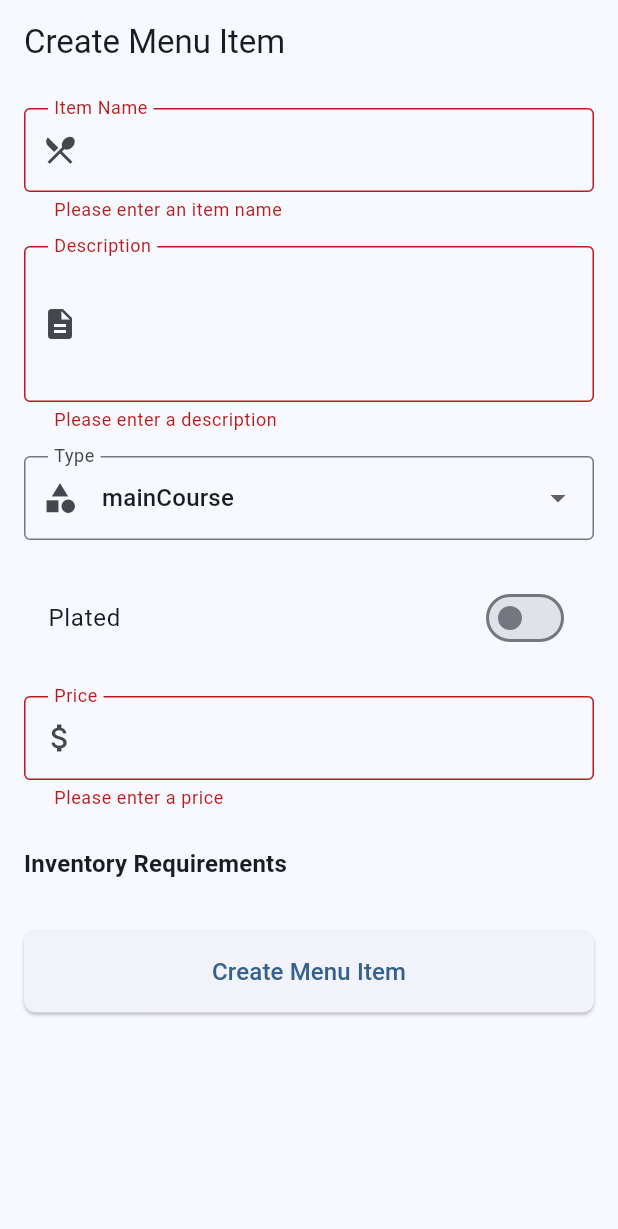
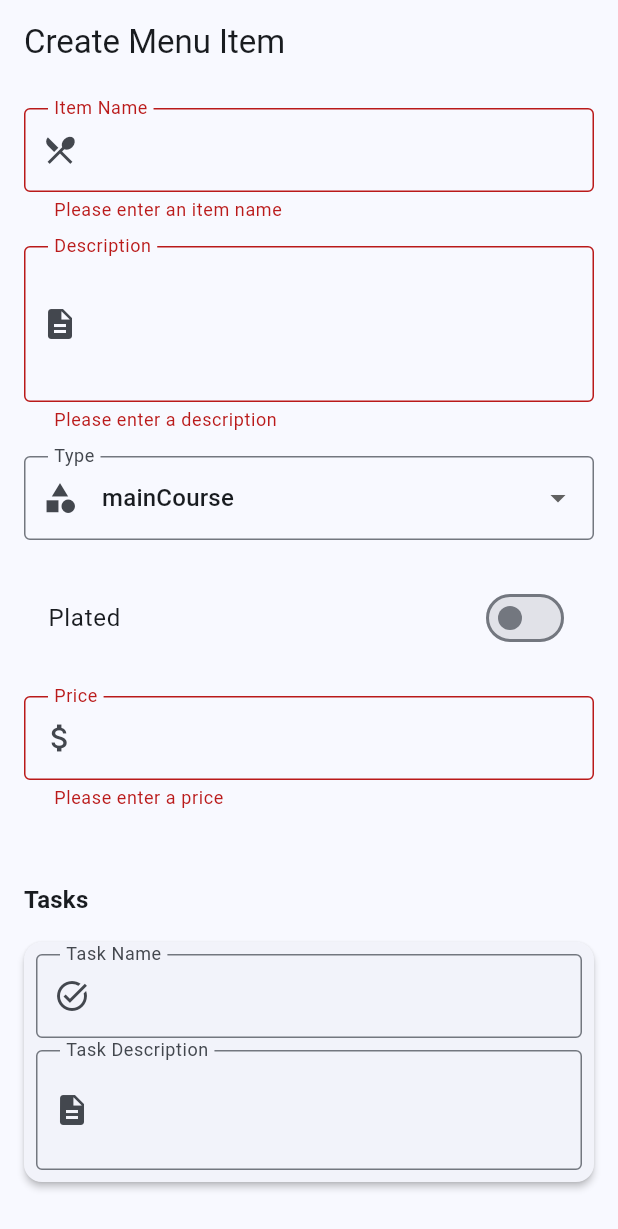
Before and after one commit to HarzaanHussain/cateredtoyou, a Flutter app: the MenuItemEditScreen screen opened by its route, after a tap on "Create Menu Item", on a phone screen of 412 x 824 dp. Shown: the top 1229 px of the screen. Run offline on Flutter 3.47's test engine with Material 3 defaults, Android fonts, the phone set to English and light mode, and no system bars; our stand-ins replace cloud_firestore, firebase_auth, firebase_core, go_router; accounts and stored records are empty.

Commit message:
Not working yet, working on task propogation

```diff
--- a/lib/models/menu_item_model.dart
+++ b/lib/models/menu_item_model.dart
@@ -1,5 +1,7 @@
 import 'package:cloud_firestore/cloud_firestore.dart';
 import 'task_model.dart'; // Importing the Task model
+import 'package:flutter/foundation.dart';
+
 
 // Enum representing different types of menu items
 enum MenuItemType {
@@ -61,6 +63,9 @@ class MenuItem {
 
   // Factory constructor to create a MenuItem instance from a map
   factory MenuItem.fromMap(Map<String, dynamic> map, String docId) {
+    map.forEach((key, value) {
+      debugPrint('$key: ${value ?? "null"}'); // Print each key with value or "null" if value is null
+    });
     return MenuItem(
       id: docId, // Document ID from Firestore
       name: map['name'] ?? '', // Name from map or empty string if null
--- a/lib/models/task_model.dart
+++ b/lib/models/task_model.dart
@@ -100,7 +100,9 @@ class Task {
       organizationId: map['organizationId'] ?? '', // Organization ID from map or empty string if null
       checklist: List<String>.from(map['checklist'] ?? []), // Checklist items from map or empty list if null
       comments: List<String>.from(map['comments'] ?? []), // Comments from map or empty list if null
-      inventoryUpdates: map['inventoryUpdates'], // Inventory updates from map
+      inventoryUpdates: map['inventoryUpdates'] != null
+          ? Map<String, dynamic>.from(map['inventoryUpdates'])
+          : {}, // If inventoryUpdates is null, set it to an empty map
       createdBy: map['createdBy'] ?? '', // Creator user ID from map or empty string if null
       createdAt: map['createdAt'] is Timestamp
           ? (map['createdAt'] as Timestamp).toDate() // Convert Firestore Timestamp to DateTime
--- a/lib/services/task_service.dart
+++ b/lib/services/task_service.dart
@@ -90,6 +90,7 @@ class TaskService extends ChangeNotifier { // TaskService class extends ChangeNo
     required String departmentId, // Required department ID for the task
     List<String>? checklist, // Optional checklist for the task
     Map<String, dynamic>? inventoryUpdates, // Optional inventory updates for the task
+    Map<String, String>? metadata, // Optional task metadata
   }) async {
     try {
       final currentUser = _auth.currentUser; // Get the current authenticated user
--- a/lib/views/menu_item/menu_item_edit_screen.dart
+++ b/lib/views/menu_item/menu_item_edit_screen.dart
@@ -1,15 +1,16 @@
-import 'package:flutter/material.dart'; // Importing Flutter material package for UI components.
-import 'package:provider/provider.dart'; // Importing provider package for state management.
-import 'package:go_router/go_router.dart'; // Importing go_router package for navigation.
-import 'package:cateredtoyou/models/menu_item_model.dart'; // Importing MenuItem model.
-import 'package:cateredtoyou/models/inventory_item_model.dart'; // Importing InventoryItem model.
-import 'package:cateredtoyou/services/menu_item_service.dart'; // Importing MenuItemService for CRUD operations.
-import 'package:cateredtoyou/services/inventory_service.dart'; // Importing InventoryService for inventory management.
-import 'package:cateredtoyou/widgets/custom_button.dart'; // Importing custom button widget.
-import 'package:cateredtoyou/widgets/custom_text_field.dart'; // Importing custom text field widget.
+import 'package:flutter/material.dart';
+import 'package:provider/provider.dart';
+import 'package:go_router/go_router.dart';
+import 'package:cateredtoyou/models/menu_item_model.dart';
+import 'package:cateredtoyou/models/inventory_item_model.dart';
+import 'package:cateredtoyou/models/task_model.dart';
+import 'package:cateredtoyou/services/menu_item_service.dart';
+import 'package:cateredtoyou/services/inventory_service.dart';
+import 'package:cateredtoyou/widgets/custom_button.dart';
+import 'package:cateredtoyou/widgets/custom_text_field.dart';
 
-class MenuItemEditScreen extends StatefulWidget { // Stateful widget for editing or creating menu items.
-  final MenuItem? menuItem; // Optional menu item to edit.
+class MenuItemEditScreen extends StatefulWidget {
+  final MenuItem? menuItem;
 
   const MenuItemEditScreen({
     super.key,
@@ -17,43 +18,97 @@ class MenuItemEditScreen extends StatefulWidget { // Stateful widget for editing
   });
 
   @override
-  State<MenuItemEditScreen> createState() => _MenuItemEditScreenState(); // Creating state for the widget.
+  State<MenuItemEditScreen> createState() => _MenuItemEditScreenState();
 }
 
 class _MenuItemEditScreenState extends State<MenuItemEditScreen> {
-  final _formKey = GlobalKey<FormState>(); // Key for form validation.
-  final _nameController = TextEditingController(); // Controller for name input.
-  final _descriptionController = TextEditingController(); // Controller for description input.
-  final _priceController = TextEditingController(); // Controller for price input.
-  late MenuItemType _selectedType; // Variable to store selected menu item type.
-  late bool _isPlated; // If menu item is plated
-  final Map<String, double> _inventoryRequirements = {}; // Map to store inventory requirements.
-  bool _isLoading = false; // Loading state for async operations.
-  String? _error; // Variable to store error messages.
+  final _formKey = GlobalKey<FormState>();
+  final _nameController = TextEditingController();
+  final _descriptionController = TextEditingController();
+  final _priceController = TextEditingController();
+  late MenuItemType _selectedType;
+  late bool _isPlated;
+  final Map<String, double> _inventoryRequirements = {};
+  final List<TaskField> _taskFields = [];
+  bool _isLoading = false;
+  String? _error;
 
   @override
   void initState() {
     super.initState();
-    final menuItem = widget.menuItem; // Getting the menu item from widget.
-    if (menuItem != null) { // If editing an existing menu item.
-      _nameController.text = menuItem.name; // Set name.
-      _descriptionController.text = menuItem.description; // Set description.
-      _priceController.text = menuItem.price.toString(); // Set price.
-      _selectedType = menuItem.type; // Set type.
-      _isPlated = menuItem.plated; // Set plated status.
-      _inventoryRequirements.addAll(menuItem.inventoryRequirements); // Set inventory requirements.
+    final menuItem = widget.menuItem;
+    if (menuItem != null) {
+      _nameController.text = menuItem.name;
+      _descriptionController.text = menuItem.description;
+      _priceController.text = menuItem.price.toString();
+      _selectedType = menuItem.type;
+      _isPlated = menuItem.plated;
+      _inventoryRequirements.addAll(menuItem.inventoryRequirements);
+      // Initialize tasks if they exist
+      if (menuItem.tasks != null) {
+        for (var task in menuItem.tasks!) {
+          _addTaskField(task);
+        }
+      }
     } else {
-      _selectedType = MenuItemType.mainCourse; // Default type for new menu item.
-      _isPlated = false; // Default value for new menu item
+      _selectedType = MenuItemType.mainCourse;
+      _isPlated = false;
+      // Add initial empty task field
+      _addTaskField(null);
     }
   }
 
   @override
   void dispose() {
-    _nameController.dispose(); // Dispose name controller.
-    _descriptionController.dispose(); // Dispose description controller.
-    _priceController.dispose(); // Dispose price controller.
+    _nameController.dispose();
+    _descriptionController.dispose();
+    _priceController.dispose();
+    // Dispose all task field controllers
+    for (var field in _taskFields) {
+      field.nameController.dispose();
+      field.descriptionController.dispose();
+    }
     super.dispose();
+  }
+
+  void _addTaskField(Task? task) {
+    setState(() {
+      // Create a reference to hold our taskField
+      late final TaskField taskField;
+
+      // Initialize the removal function first
+      VoidCallback? onRemoveFunction;
+      if (_taskFields.isNotEmpty) {
+        onRemoveFunction = () {
+          _removeTaskField(taskField);
+        };
+      }
+
+      // Now create the taskField
+      taskField = TaskField(
+        key: UniqueKey(),
+        task: task,
+        onRemove: onRemoveFunction,
+        onChanged: _onTaskFieldChanged,
+      );
+
+      _taskFields.add(taskField);
+    });
+  }
+
+  void _removeTaskField(TaskField field) {
+    setState(() {
+      _taskFields.remove(field);
+    });
+  }
+
+  void _onTaskFieldChanged(TaskField field) {
+    // If this is the last field and it's not empty, add a new empty field
+    if (_taskFields.last == field &&
+        (field.nameController.text.isNotEmpty ||
+            field.descriptionController.text.isNotEmpty)) {
+      _addTaskField(null);
+    }
   }
 
   void _addInventoryItem(InventoryItem item) { // Function to add inventory item.
@@ -114,38 +169,74 @@ class _MenuItemEditScreenState extends State<MenuItemEditScreen> {
     });
   }
 
-  Future<void> _handleSubmit() async { // Function to handle form submission.
-    if (!_formKey.currentState!.validate()) return; // Validate form.
+  Future<void> _handleSubmit() async {
+    if (!_formKey.currentState!.validate()) return;
+
+    // Validate that at least one task is entered
+    bool hasTask = _taskFields.any((field) =>
+    field.nameController.text.isNotEmpty &&
+        field.descriptionController.text.isNotEmpty);
+
+    if (!hasTask) {
+      setState(() {
+        _error = 'At least one task is required';
+      });
+      return;
+    }
 
     setState(() {
-      _isLoading = true; // Set loading state.
-      _error = null; // Clear error.
+      _isLoading = true;
+      _error = null;
     });
 
     try {
-      final menuItemService = context.read<MenuItemService>(); // Get menu item service.
-      final price = double.parse(_priceController.text); // Parse price.
+      final menuItemService = context.read<MenuItemService>();
+      final price = double.parse(_priceController.text);
 
-      if (widget.menuItem == null) { // If creating new menu item.
+      // Convert task fields to Task objects
+      final tasks = _taskFields
+          .where((field) =>
+      field.nameController.text.isNotEmpty &&
+          field.descriptionController.text.isNotEmpty)
+          .map((field) => Task(
+        id: field.task?.id ?? DateTime.now().toString(),
+        eventId: 'default',  // You might want to modify this
+        name: field.nameController.text.trim(),
+        description: field.descriptionController.text.trim(),
+        dueDate: DateTime.now().add(const Duration(days: 7)),  // Default due date
+        status: TaskStatus.pending,
+        priority: TaskPriority.medium,
+        assignedTo: '',  // You might want to modify this
+        departmentId: '',  // You might want to modify this
+        organizationId: '',  // You might want to modify this
+        createdBy: '',  // You might want to modify this
+        createdAt: DateTime.now(),
+        updatedAt: DateTime.now(),
+      ))
+          .toList();
+
+      if (widget.menuItem == null) {
         await menuItemService.createMenuItem(
-          name: _nameController.text.trim(), // Get name.
-          description: _descriptionController.text.trim(), // Get description.
-          type: _selectedType, // Get type.
-          plated: _isPlated, // Get plated status.
-          price: price, // Get price.
-          inventoryRequirements: _inventoryRequirements, // Get inventory requirements.
+          name: _nameController.text.trim(),
+          description: _descriptionController.text.trim(),
+          type: _selectedType,
+          plated: _isPlated,
+          price: price,
+          inventoryRequirements: _inventoryRequirements,
+          tasks: tasks,  // Add tasks here
         );
-      } else { // If updating existing menu item.
+      } else {
         final updatedMenuItem = widget.menuItem!.copyWith(
-          name: _nameController.text.trim(), // Get updated name.
-          description: _descriptionController.text.trim(), // Get updated description.
-          type: _selectedType, // Get updated type.
-          plated: _isPlated, // Get updated plated status.
-          price: price, // Get updated price.
-          inventoryRequirements: _inventoryRequirements, // Get updated inventory requirements.
+          name: _nameController.text.trim(),
+          description: _descriptionController.text.trim(),
+          type: _selectedType,
+          plated: _isPlated,
+          price: price,
+          inventoryRequirements: _inventoryRequirements,
+          tasks: tasks,  // Add tasks here
         );
 
-        await menuItemService.updateMenuItem(updatedMenuItem); // Update menu item.
+        await menuItemService.updateMenuItem(updatedMenuItem);
       }
 
       if (mounted) {
@@ -153,21 +244,21 @@ class _MenuItemEditScreenState extends State<MenuItemEditScreen> {
           SnackBar(
             content: Text(
               widget.menuItem == null
-                  ? 'Menu item created successfully' // Success message for creation.
-                  : 'Menu item updated successfully', // Success message for update.
+                  ? 'Menu item created successfully'
+                  : 'Menu item updated successfully',
             ),
           ),
         );
-        context.go('/menu-items'); // Navigate to menu items list.
+        context.go('/menu-items');
       }
     } catch (e) {
       setState(() {
-        _error = e.toString(); // Set error message.
+        _error = e.toString();
       });
     } finally {
       if (mounted) {
         setState(() {
-          _isLoading = false; // Clear loading state.
+          _isLoading = false;
         });
       }
     }
@@ -175,61 +266,61 @@ class _MenuItemEditScreenState extends State<MenuItemEditScreen> {
 
   @override
   Widget build(BuildContext context) {
-    final isEditing = widget.menuItem != null; // Check if editing.
+    final isEditing = widget.menuItem != null;
 
     return Scaffold(
       appBar: AppBar(
-        title: Text(isEditing ? 'Edit Menu Item' : 'Create Menu Item'), // Set app bar title.
+        title: Text(isEditing ? 'Edit Menu Item' : 'Create Menu Item'),
       ),
       body: SingleChildScrollView(
         padding: const EdgeInsets.all(16.0),
         child: Form(
-          key: _formKey, // Set form key.
+          key: _formKey,
           child: Column(
             crossAxisAlignment: CrossAxisAlignment.stretch,
             children: [
               CustomTextField(
-                controller: _nameController, // Set name controller.
-                label: 'Item Name', // Set label.
-                prefixIcon: Icons.restaurant_menu, // Set prefix icon.
-                validator: (value) { // Validator for name input.
+                controller: _nameController,
+                label: 'Item Name',
+                prefixIcon: Icons.restaurant_menu,
+                validator: (value) {
                   if (value == null || value.isEmpty) {
-                    return 'Please enter an item name'; // Error if empty.
+                    return 'Please enter an item name';
                   }
                   return null;
                 },
               ),
               const SizedBox(height: 16),
               CustomTextField(
-                controller: _descriptionController, // Set description controller.
-                label: 'Description', // Set label.
-                prefixIcon: Icons.description, // Set prefix icon.
-                maxLines: 3, // Set max lines.
-                validator: (value) { // Validator for description input.
+                controller: _descriptionController,
+                label: 'Description',
+                prefixIcon: Icons.description,
+                maxLines: 3,
+                validator: (value) {
                   if (value == null || value.isEmpty) {
-                    return 'Please enter a description'; // Error if empty.
+                    return 'Please enter a description';
                   }
                   return null;
                 },
               ),
               const SizedBox(height: 16),
               DropdownButtonFormField<MenuItemType>(
-                value: _selectedType, // Set selected type.
+                value: _selectedType,
                 decoration: const InputDecoration(
-                  labelText: 'Type', // Set label.
+                  labelText: 'Type',
                   border: OutlineInputBorder(),
-                  prefixIcon: Icon(Icons.category), // Set prefix icon.
+                  prefixIcon: Icon(Icons.category),
                 ),
-                items: MenuItemType.values.map((type) { // Map menu item types to dropdown items.
+                items: MenuItemType.values.map((type) {
                   return DropdownMenuItem(
                     value: type,
-                    child: Text(type.toString().split('.').last), // Display type name.
+                    child: Text(type.toString().split('.').last),
                   );
                 }).toList(),
-                onChanged: (value) { // On change handler for type selection.
+                onChanged: (value) {
                   if (value != null) {
                     setState(() {
-                      _selectedType = value; // Update selected type.
+                      _selectedType = value;
                     });
                   }
                 },
@@ -240,82 +331,47 @@ class _MenuItemEditScreenState extends State<MenuItemEditScreen> {
                 value: _isPlated,
                 onChanged: (bool value) {
                   setState(() {
-                    _isPlated = value; // Toggle plated value
+                    _isPlated = value;
                   });
                 },
               ),
               const SizedBox(height: 16),
               CustomTextField(
-                controller: _priceController, // Set price controller.
-                label: 'Price', // Set label.
-                prefixIcon: Icons.attach_money, // Set prefix icon.
-                keyboardType: const TextInputType.numberWithOptions(decimal: true), // Input type for price.
-                validator: (value) { // Validator for price input.
+                controller: _priceController,
+                label: 'Price',
+                prefixIcon: Icons.attach_money,
+                keyboardType: const TextInputType.numberWithOptions(decimal: true),
+                validator: (value) {
                   if (value == null || value.isEmpty) {
-                    return 'Please enter a price'; // Error if empty.
+                    return 'Please enter a price';
                   }
                   final price = double.tryParse(value);
                   if (price == null) {
-                    return 'Please enter a valid number'; // Error if not a number.
+                    return 'Please enter a valid number';
                   }
                   if (price <= 0) {
-                    return 'Price must be greater than 0'; // Error if not positive.
+                    return 'Price must be greater than 0';
                   }
                   return null;
                 },
               ),
               const SizedBox(height: 24),
+              // ... Inventory Requirements section unchanged ...
+              const SizedBox(height: 24),
               Text(
-                'Inventory Requirements',
+                'Tasks',
                 style: Theme.of(context).textTheme.titleMedium?.copyWith(
                   fontWeight: FontWeight.bold,
                 ),
               ),
               const SizedBox(height: 8),
-              StreamBuilder<List<InventoryItem>>(
-                stream: context.read<InventoryService>().getInventoryItems(), // Stream of inventory items.
-                builder: (context, snapshot) {
-                  if (snapshot.hasError) {
-                    return const Text('Error loading inventory items'); // Error message.
-                  }
-
-                  if (snapshot.connectionState == ConnectionState.waiting) {
-                    return const Center(child: CircularProgressIndicator()); // Loading indicator.
-                  }
-
-                  final inventoryItems = snapshot.data ?? []; // Get inventory items.
-                  return Column(
-                    children: [
-                      ...inventoryItems.map((item) { // Map inventory items to list tiles.
-                        final quantity = _inventoryRequirements[item.id]; // Get required quantity.
-                        return Card(
-                          child: ListTile(
-                            title: Text(item.name), // Display item name.
-                            subtitle: quantity != null
-                                ? Text('Required: $quantity ${item.unit}') // Display required quantity.
-                                : null,
-                            trailing: quantity != null
-                                ? IconButton(
-                                    icon: const Icon(Icons.delete),
-                                    onPressed: () => _removeInventoryItem(item.id), // Remove item.
-                                  )
-                                : IconButton(
-                                    icon: const Icon(Icons.add),
-                                    onPressed: () => _addInventoryItem(item), // Add item.
-                                  ),
-                          ),
-                        );
-                      }),
-                    ],
-                  );
-                },
-              ),
+              ..._taskFields,
               const SizedBox(height: 24),
               if (_error != null)
                 Padding(
                   padding: const EdgeInsets.only(bottom: 16),
                   child: Text(
-                    _error!, // Display error message.
+                    _error!,
                     style: const TextStyle(
                       color: Colors.red,
                       fontSize: 14,
@@ -324,9 +380,9 @@ class _MenuItemEditScreenState extends State<MenuItemEditScreen> {
                   ),
                 ),
               CustomButton(
-                label: isEditing ? 'Update Menu Item' : 'Create Menu Item', // Set button label.
-                onPressed: _isLoading ? null : _handleSubmit, // Handle button press.
-                isLoading: _isLoading, // Set loading state.
+                label: isEditing ? 'Update Menu Item' : 'Create Menu Item',
+                onPressed: _isLoading ? null : _handleSubmit,
+                isLoading: _isLoading,
               ),
             ],
           ),
@@ -335,3 +391,77 @@ class _MenuItemEditScreenState extends State<MenuItemEditScreen> {
     );
   }
 }
+
+// New TaskField widget for managing individual task inputs
+class TaskField extends StatelessWidget {
+  final TextEditingController nameController;
+  final TextEditingController descriptionController;
+  final VoidCallback? onRemove;
+  final Function(TaskField) onChanged;
+  final Task? task;
+
+  TaskField({
+    required Key key,
+    this.task,
+    this.onRemove,
+    required this.onChanged,
+  }) : nameController = TextEditingController(text: task?.name ?? ''),
+        descriptionController = TextEditingController(text: task?.description ?? ''),
+        super(key: key) {
+    // Rest of the constructor remains the same
+    nameController.addListener(() => onChanged(this));
+    descriptionController.addListener(() => onChanged(this));
+  }
+
+  @override
+  Widget build(BuildContext context) {
+    return Card(
+      child: Padding(
+        padding: const EdgeInsets.all(8.0),
+        child: Column(
+          children: [
+            Row(
+              children: [
+                Expanded(
+                  child: CustomTextField(
+                    controller: nameController,
+                    label: 'Task Name',
+                    prefixIcon: Icons.task_alt,
+                    validator: (value) {
+                      if (value?.isNotEmpty ?? false) {
+                        if (descriptionController.text.isEmpty) {
+                          return 'Please enter a task description';
+                        }
+                      }
+                      return null;
+                    },
+                  ),
+                ),
+                if (onRemove != null)
+                  IconButton(
+                    icon: const Icon(Icons.delete),
+                    onPressed: onRemove,
+                  ),
+              ],
+            ),
+            const SizedBox(height: 8),
+            CustomTextField(
+              controller: descriptionController,
+              label: 'Task Description',
+              prefixIcon: Icons.description,
+              maxLines: 2,
+              validator: (value) {
+                if (value?.isNotEmpty ?? false) {
+                  if (nameController.text.isEmpty) {
+                    return 'Please enter a task name';
+                  }
+                }
+                return null;
+              },
+            ),
+          ],
+        ),
+      ),
+    );
+  }
+}
```
Also changed, not shown: lib/services/menu_item_task_automation_service.dart (added, +135 -0 lines).
